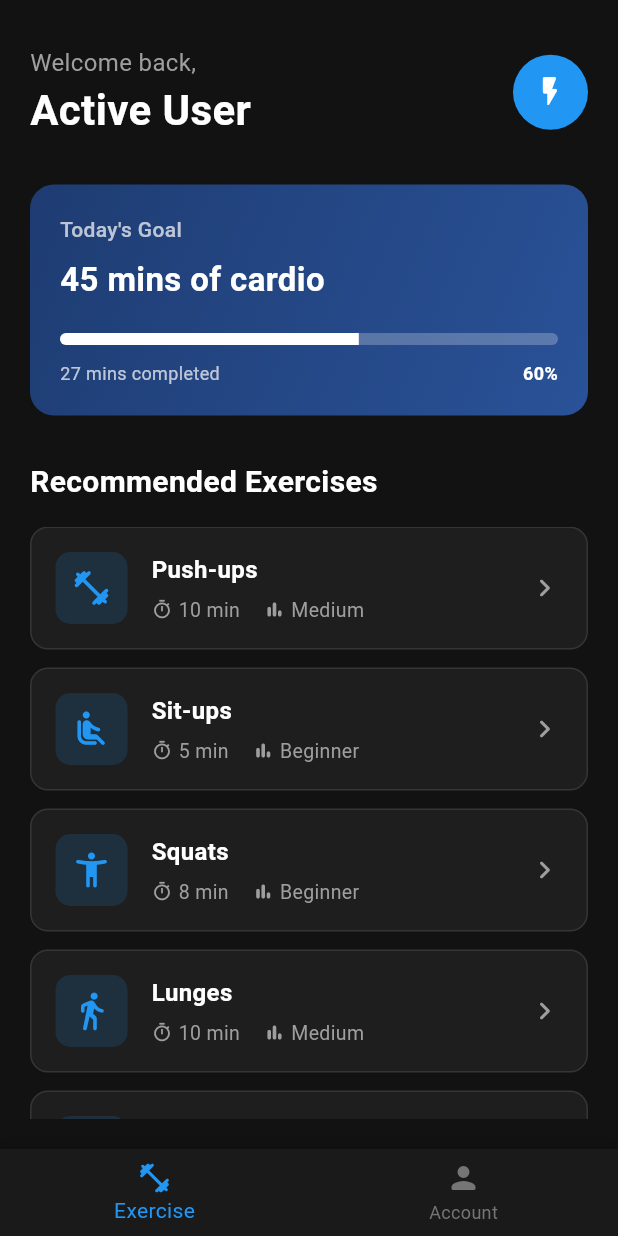
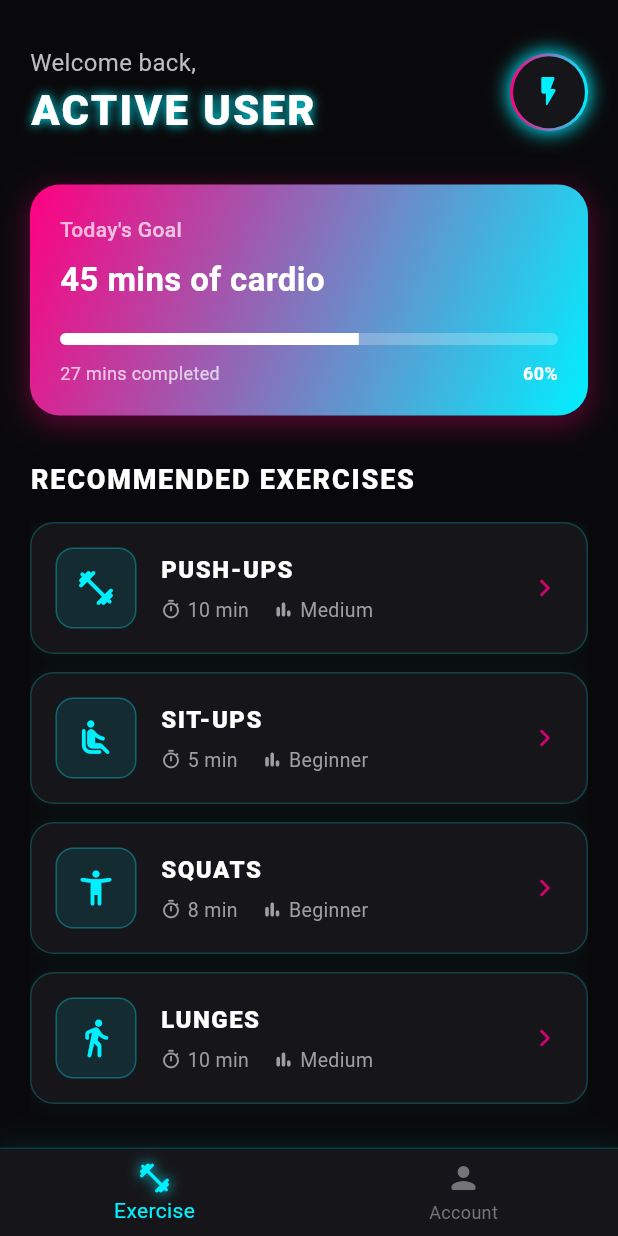
Before and after one commit to hk-Jr/learn-Flutter, a Flutter app: the screen it shows after launch, on a phone screen of 412 x 824 dp. Run offline on Flutter 3.47's test engine with Material 3 defaults, Android fonts, the phone set to English and light mode, and no system bars.

Commit message:
new UI materials

```diff
--- a/our_first_app/lib/exercise/exercise_screen.dart
+++ b/our_first_app/lib/exercise/exercise_screen.dart
@@ -21,24 +21,38 @@ class ExerciseScreen extends StatelessWidget {
                   Text(
                     'Welcome back,',
                     style: TextStyle(
-                      color: Colors.grey.shade500,
+                      color: Colors.grey.shade400,
                       fontSize: 16,
                     ),
                   ),
                   const Text(
-                    'Active User',
+                    'ACTIVE USER',
                     style: TextStyle(
                       color: Colors.white,
                       fontSize: 28,
-                      fontWeight: FontWeight.bold,
+                      fontWeight: FontWeight.w900,
+                      letterSpacing: 1.5,
+                      shadows: [Shadow(color: Color(0xFF00F0FF), blurRadius: 8)],
                     ),
                   ),
                 ],
               ),
-              const CircleAvatar(
-                radius: 25,
-                backgroundColor: Color(0xFF2196F3),
-                child: Icon(Icons.flash_on_rounded, color: Colors.white),
+              Container(
+                padding: const EdgeInsets.all(2),
+                decoration: const BoxDecoration(
+                  shape: BoxShape.circle,
+                  gradient: LinearGradient(
+                    colors: [Color(0xFFFF007F), Color(0xFF00F0FF)],
+                  ),
+                  boxShadow: [
+                    BoxShadow(color: Color(0xFF00F0FF), blurRadius: 10, spreadRadius: 1),
+                  ],
+                ),
+                child: const CircleAvatar(
+                  radius: 24,
+                  backgroundColor: Color(0xFF16161A),
+                  child: Icon(Icons.flash_on_rounded, color: Color(0xFF00F0FF)),
+                ),
               ),
             ],
           ),
@@ -48,11 +62,19 @@ class ExerciseScreen extends StatelessWidget {
             padding: const EdgeInsets.all(20),
             decoration: BoxDecoration(
               gradient: const LinearGradient(
-                colors: [Color(0xFF1E3C72), Color(0xFF2A5298)],
+                colors: [Color(0xFFFF007F), Color(0xFF00F0FF)],
                 begin: Alignment.topLeft,
                 end: Alignment.bottomRight,
               ),
-              borderRadius: BorderRadius.circular(16),
+              boxShadow: [
+                BoxShadow(
+                  color: const Color(0xFFFF007F).withValues(alpha: 0.3),
+                  blurRadius: 15,
+                  spreadRadius: 2,
+                  offset: const Offset(0, 5),
+                ),
+              ],
+              borderRadius: BorderRadius.circular(20),
             ),
             child: Column(
               crossAxisAlignment: CrossAxisAlignment.start,
@@ -107,11 +129,12 @@ class ExerciseScreen extends StatelessWidget {
           ),
           const SizedBox(height: 30),
           const Text(
-            'Recommended Exercises',
+            'RECOMMENDED EXERCISES',
             style: TextStyle(
               color: Colors.white,
-              fontSize: 20,
-              fontWeight: FontWeight.bold,
+              fontSize: 18,
+              fontWeight: FontWeight.w900,
+              letterSpacing: 1.2,
             ),
           ),
           const SizedBox(height: 15),
@@ -267,23 +290,31 @@ class ExerciseScreen extends StatelessWidget {
           ),
         );
       },
-      borderRadius: BorderRadius.circular(12),
+      borderRadius: BorderRadius.circular(16),
       child: Container(
         padding: const EdgeInsets.all(16),
         decoration: BoxDecoration(
-          color: const Color(0xFF1E1E1E),
-          borderRadius: BorderRadius.circular(12),
-          border: Border.all(color: Colors.white10),
+          color: const Color(0xFF16161A),
+          borderRadius: BorderRadius.circular(16),
+          border: Border.all(color: const Color(0xFF00F0FF).withValues(alpha: 0.2)),
+          boxShadow: [
+            BoxShadow(
+              color: const Color(0xFF00F0FF).withValues(alpha: 0.05),
+              blurRadius: 10,
+              spreadRadius: 1,
+            ),
+          ],
         ),
         child: Row(
           children: [
             Container(
-              padding: const EdgeInsets.all(10),
+              padding: const EdgeInsets.all(12),
               decoration: BoxDecoration(
-                color: const Color(0xFF2196F3).withValues(alpha: 0.15),
-                borderRadius: BorderRadius.circular(10),
+                color: const Color(0xFF00F0FF).withValues(alpha: 0.1),
+                borderRadius: BorderRadius.circular(12),
+                border: Border.all(color: const Color(0xFF00F0FF).withValues(alpha: 0.3)),
               ),
-              child: Icon(icon, color: const Color(0xFF2196F3), size: 28),
+              child: Icon(icon, color: const Color(0xFF00F0FF), size: 28),
             ),
             const SizedBox(width: 16),
             Expanded(
@@ -291,11 +322,12 @@ class ExerciseScreen extends StatelessWidget {
                 crossAxisAlignment: CrossAxisAlignment.start,
                 children: [
                   Text(
-                    title,
+                    title.toUpperCase(),
                     style: const TextStyle(
                       color: Colors.white,
                       fontSize: 16,
-                      fontWeight: FontWeight.bold,
+                      fontWeight: FontWeight.w800,
+                      letterSpacing: 1.0,
                     ),
                   ),
                   const SizedBox(height: 6),
@@ -319,7 +351,7 @@ class ExerciseScreen extends StatelessWidget {
                 ],
               ),
             ),
-            const Icon(Icons.chevron_right_rounded, color: Colors.grey),
+            Icon(Icons.chevron_right_rounded, color: const Color(0xFFFF007F).withValues(alpha: 0.8)),
           ],
         ),
       ),
--- a/our_first_app/lib/main.dart
+++ b/our_first_app/lib/main.dart
@@ -1,5 +1,5 @@
 import 'package:flutter/material.dart';
-import 'navbar/navigation_menu.dart';
+import 'splash_screen.dart';
 
 void main() {
   debugPrint('Ks ---');
@@ -16,16 +16,16 @@ class MyApp extends StatelessWidget {
       debugShowCheckedModeBanner: false,
       theme: ThemeData(
         brightness: Brightness.dark,
-        scaffoldBackgroundColor: const Color(0xFF121212),
-        primaryColor: const Color(0xFF2196F3),
+        scaffoldBackgroundColor: const Color(0xFF09090B),
+        primaryColor: const Color(0xFF00F0FF),
         colorScheme: const ColorScheme.dark(
-          primary: Color(0xFF2196F3),
-          secondary: Color(0xFF1976D2),
-          surface: Color(0xFF1E1E1E),
+          primary: Color(0xFF00F0FF), // Neon Cyan
+          secondary: Color(0xFFFF007F), // Neon Pink
+          surface: Color(0xFF16161A), // Slightly lighter dark
         ),
         useMaterial3: true,
       ),
-      home: const NavigationMenu(),
+      home: const SplashScreen(),
     );
   }
 }
--- a/our_first_app/lib/navbar/navigation_menu.dart
+++ b/our_first_app/lib/navbar/navigation_menu.dart
@@ -20,17 +20,18 @@ class _NavigationMenuState extends State<NavigationMenu> {
   @override
   Widget build(BuildContext context) {
     return Scaffold(
-      backgroundColor: const Color(0xFF121212), // Blackish background
+      backgroundColor: const Color(0xFF09090B), // Very dark background
       body: SafeArea(
         child: _screens[_selectedIndex],
       ),
       bottomNavigationBar: Container(
-        decoration: const BoxDecoration(
+        decoration: BoxDecoration(
+          border: Border(top: BorderSide(color: const Color(0xFF00F0FF).withValues(alpha: 0.2), width: 1)),
           boxShadow: [
             BoxShadow(
-              color: Colors.black26,
-              blurRadius: 10,
-              spreadRadius: 1,
+              color: const Color(0xFF00F0FF).withValues(alpha: 0.1),
+              blurRadius: 15,
+              spreadRadius: 2,
             ),
           ],
         ),
@@ -41,8 +42,8 @@ class _NavigationMenuState extends State<NavigationMenu> {
               _selectedIndex = index;
             });
           },
-          backgroundColor: const Color(0xFF1A1A1A), // Dark gray navbar
-          selectedItemColor: const Color(0xFF2196F3), // Electric blue accent
+          backgroundColor: const Color(0xFF16161A), // Dark gray navbar
+          selectedItemColor: const Color(0xFF00F0FF), // Neon Cyan accent
           unselectedItemColor: Colors.grey.shade600,
           selectedFontSize: 14,
           unselectedFontSize: 12,
@@ -50,10 +51,12 @@ class _NavigationMenuState extends State<NavigationMenu> {
           items: const [
             BottomNavigationBarItem(
               icon: Icon(Icons.fitness_center_rounded),
+              activeIcon: Icon(Icons.fitness_center_rounded, color: Color(0xFF00F0FF), shadows: [Shadow(color: Color(0xFF00F0FF), blurRadius: 10)]),
               label: 'Exercise',
             ),
             BottomNavigationBarItem(
               icon: Icon(Icons.person_rounded),
+              activeIcon: Icon(Icons.person_rounded, color: Color(0xFF00F0FF), shadows: [Shadow(color: Color(0xFF00F0FF), blurRadius: 10)]),
               label: 'Account',
             ),
           ],
```
Also changed, not shown: our_first_app/lib/exercise/exercise_detail_screen.dart (+26 -10 lines), our_first_app/lib/splash_screen.dart (added, +146 -0 lines).
